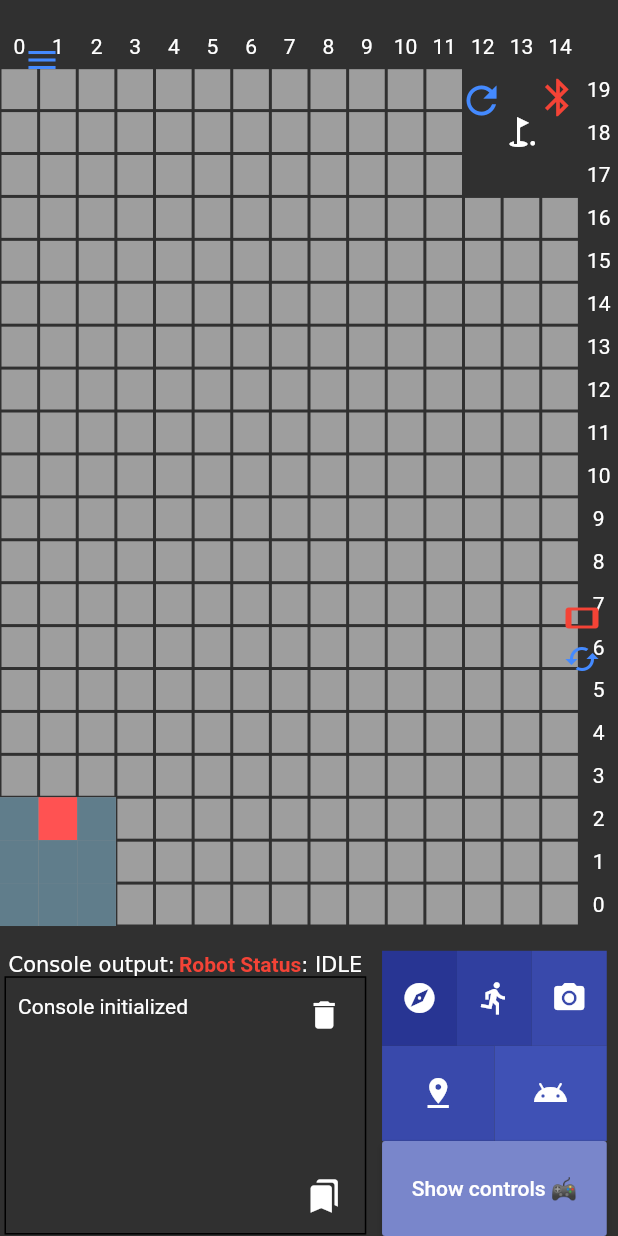
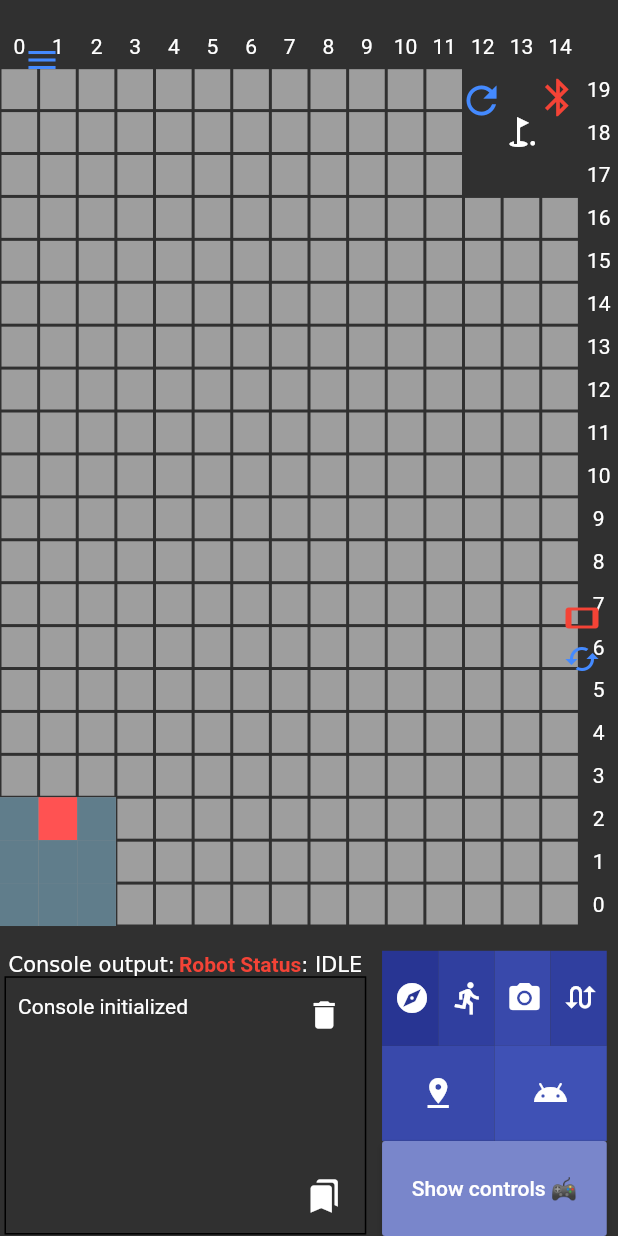
Before and after one commit to ngljie97/ay2021mdp_grp5, a Flutter app: the screen it shows after launch, on a phone screen of 412 x 824 dp. Run offline on Flutter 3.47's test engine with Material 2 defaults, Android fonts, the phone set to English and light mode, and no system bars; drawn by our look-alikes of scrollable_positioned_list; our stand-ins replace flutter_bluetooth_serial, sensors, shared_preferences.

```diff
--- a/android_remote/lib/globals.dart
+++ b/android_remote/lib/globals.dart
@@ -31,6 +31,7 @@ Arena backupArena;
 final String strStartExplore = 'PR|EX_START';
 final String strFastestPath = 'PR|FP_START';
 final String strImgFind = 'PR|IF_START';
+final String strCalibrate = 'R|IC';
 
 // Move robot
 final String strForward = 'R|F:1';
@@ -59,9 +60,12 @@ const String strFinishedEx = 'FINISH_EX';
 const String strFinishedFP = 'FINISH_FP';
 const String strWayPoint = 'WAYPOINT';
 
+
 // Command list (from AMDTOOLS)
 const String amdRobotPos = 'ROBOTPOSITION';
 const String amdUpdateObs = 'GRID';
 
+
+
 // Command prefixes (receive)
 final String strCommand1 = '';
--- a/android_remote/lib/logic.dart
+++ b/android_remote/lib/logic.dart
@@ -8,7 +8,9 @@ String cleanCommand(String command) {
         return '';
       })
       .trim()
-      .toUpperCase();
+      .toUpperCase()
+      .replaceAll('\N', '')
+      ;
 }
 
 Future<bool> executeCommand(String command, [List<String> args]) async {
--- a/android_remote/lib/main.dart
+++ b/android_remote/lib/main.dart
@@ -774,6 +774,7 @@ class _MyHomePageState extends State<MyHomePage> {
                                 child: IconButton(
                                   onPressed: () {
                                     if (globals.btController.isConnected) {
+                                      globals.arena = Arena('1110');
                                       globals.btController
                                           .sendMessage(globals.strStartExplore);
                                       setState(() {
@@ -821,6 +822,25 @@ class _MyHomePageState extends State<MyHomePage> {
                                   },
                                   icon: Icon(Icons.camera_alt),
                                   tooltip: 'Start Image Recognition',
+                                ),
+                              ),
+                            ),
+                            Expanded(
+                              flex: 1,
+                              child: Container(
+                                color: Colors.indigo[700],
+                                child: IconButton(
+                                  onPressed: () {
+                                    if (globals.btController.isConnected) {
+                                      globals.btController
+                                          .sendMessage(globals.strCalibrate);
+                                      setState(() {
+                                        globals.robotStatus = 'Calibrating...';
+                                      });
+                                    }
+                                  },
+                                  icon: Icon(Icons.swap_calls),
+                                  tooltip: 'Start Fastest Path',
                                 ),
                               ),
                             ),
--- a/android_remote/lib/model/arena.dart
+++ b/android_remote/lib/model/arena.dart
@@ -187,10 +187,11 @@ class Arena {
         if (obstaclesRecords[x][y] >= 1) {
           if (obstaclesRecords[x][y] == 1) {
             item = 'O';
+          }else {
+            int id = (obstaclesRecords[x][y] / 10).floor() - 100;
+            this._imagedirection = (obstaclesRecords[x][y] % 10);
+            item = 'n$id';
           }
-          int id = (obstaclesRecords[x][y] / 10).floor() - 100;
-          this._imagedirection = (obstaclesRecords[x][y] % 10);
-          item = 'n$id';
         } else {
           switch (explorationStatus[x][y] + WayPoint.isWayPoint(x, y)) {
             case 0:
```
Also changed, not shown: android_remote/lib/modules/descriptor_manager.dart (+7 -6 lines), android_remote/pubspec.lock.
